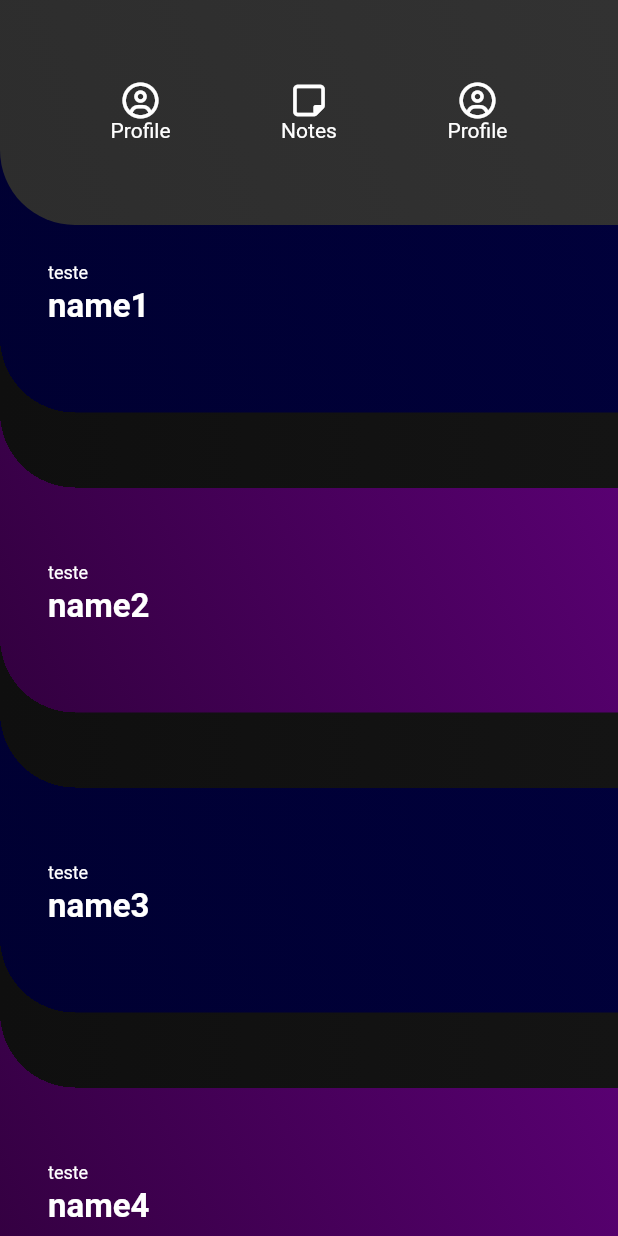
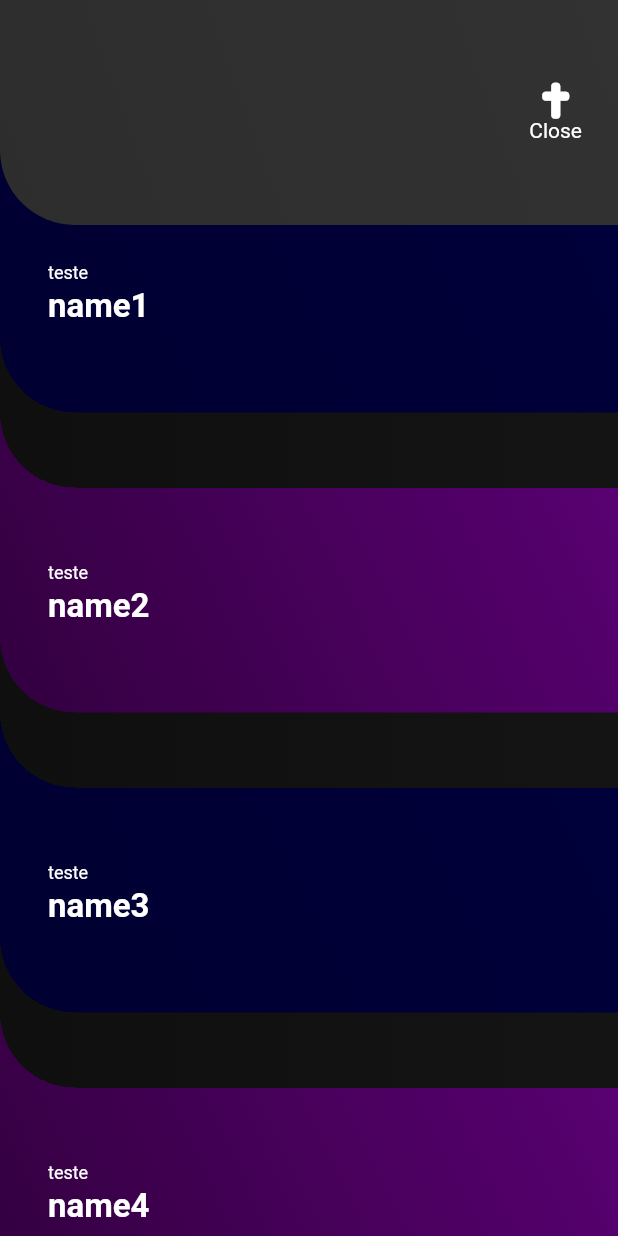
Before and after one commit to lgomes-lgomes/app_bloco_notas, a Flutter app: the screen it shows after launch, on a phone screen of 412 x 824 dp. Run offline on Flutter 3.47's test engine with Material 2 defaults, Android fonts, the light colour scheme and no system bars; our stand-ins replace font_awesome_flutter.

```diff
--- a/lib/components/clips/notes_list_header_clip.dart
+++ b/lib/components/clips/header_component_clip.dart
@@ -1,6 +1,6 @@
 import 'package:flutter/cupertino.dart';
 
-class NotesListHeaderClip extends CustomClipper<Path> {
+class HeaderComponentClip extends CustomClipper<Path> {
   final double offset = 50;
   @override
   Path getClip(Size size) {
--- /dev/null
+++ b/lib/components/custom_header_component_text.dart
@@ -0,0 +1,15 @@
+import 'package:flutter/material.dart';
+
+class CustomHeaderComponentText extends StatelessWidget {
+  const CustomHeaderComponentText({super.key, required this.data});
+
+  final String data;
+
+  @override
+  Widget build(BuildContext context) {
+    return Text(
+      data,
+      style: const TextStyle(color: Colors.white),
+    );
+  }
+}
--- /dev/null
+++ b/lib/components/header_component.dart
@@ -0,0 +1,64 @@
+import 'package:app_bloco_notas/components/clips/header_component_clip.dart';
+import 'package:app_bloco_notas/components/custom_header_component_text.dart';
+import 'package:app_bloco_notas/models/components_config/header_component_config.dart';
+import 'package:flutter/material.dart';
+import 'package:font_awesome_flutter/font_awesome_flutter.dart';
+
+class HeaderComponent extends StatelessWidget {
+  const HeaderComponent(
+      {super.key, required this.config, required this.constraints});
+
+  final HeaderComponentConfig config;
+  final BoxConstraints constraints;
+
+  @override
+  Widget build(BuildContext context) {
+    const double padding = 24;
+
+    return ClipPath(
+      clipper: HeaderComponentClip(),
+      child: Container(
+        padding: const EdgeInsets.only(right: padding),
+        height: config.height ?? 150,
+        decoration: BoxDecoration(
+          gradient: LinearGradient(
+            begin: Alignment.bottomLeft,
+            end: Alignment.topRight,
+            colors: config.colors,
+          ),
+        ),
+        child: Center(
+          child: ListView.builder(
+            reverse: true,
+            scrollDirection: Axis.horizontal,
+            itemCount: config.buttonsConfig.length,
+            itemBuilder: (context, index) {
+              final buttonConfig = config.buttonsConfig[index];
+
+              return Row(
+                children: [
+                  SizedBox(
+                    width: (constraints.maxWidth - padding) /
+                        config.buttonsConfig.length,
+                  ),
+                  Column(
+                    mainAxisAlignment: MainAxisAlignment.center,
+                    children: [
+                      Icon(
+                        buttonConfig.icon,
+                        color: buttonConfig.iconColor,
+                      ),
+                      CustomHeaderComponentText(
+                        data: buttonConfig.buttonText,
+                      ),
+                    ],
+                  ),
+                ],
+              );
+            },
+          ),
+        ),
+      ),
+    );
+  }
+}
--- a/lib/components/notes_list_page_header.dart
+++ /dev/null
@@ -1,78 +0,0 @@
-import 'package:app_bloco_notas/components/clips/notes_list_header_clip.dart';
-import 'package:flutter/material.dart';
-import 'package:font_awesome_flutter/font_awesome_flutter.dart';
-
-class NotesListPageHeader extends StatelessWidget {
-  const NotesListPageHeader({Key? key}) : super(key: key);
-
-  @override
-  Widget build(BuildContext context) {
-    return ClipPath(
-      clipper: NotesListHeaderClip(),
-      child: Container(
-        height: 150,
-        decoration: const BoxDecoration(
-          gradient: LinearGradient(
-            begin: Alignment.bottomLeft,
-            end: Alignment.topRight,
-            colors: [
-              Color.fromARGB(255, 45, 45, 45),
-              Color.fromARGB(255, 50, 50, 50),
-            ],
-          ),
-        ),
-        child: Row(
-          crossAxisAlignment: CrossAxisAlignment.center,
-          mainAxisAlignment: MainAxisAlignment.spaceEvenly,
-          children: [
-            Column(
-              mainAxisAlignment: MainAxisAlignment.center,
-              children: [
-                const Icon(
-                  FontAwesomeIcons.circleUser,
-                  color: Colors.white,
-                ),
-                Text(
-                  'Profile',
-                  style: _getTextStyle(),
-                )
-              ],
-            ),
-            Column(
-              mainAxisAlignment: MainAxisAlignment.center,
-              children: [
-                const Icon(
-                  FontAwesomeIcons.noteSticky,
-                  color: Colors.white,
-                ),
-                Text(
-                  'Notes',
-                  style: _getTextStyle(),
-                )
-              ],
-            ),
-            Column(
-              mainAxisAlignment: MainAxisAlignment.center,
-              children: [
-                const Icon(
-                  FontAwesomeIcons.circleUser,
-                  color: Colors.white,
-                ),
-                Text(
-                  'Profile',
-                  style: _getTextStyle(),
-                )
-              ],
-            ),
-          ],
-        ),
-      ),
-    );
-  }
-
-  TextStyle _getTextStyle() {
-    return TextStyle(
-      color: Colors.white,
-    );
-  }
-}
--- /dev/null
+++ b/lib/models/components_config/header_component_config.dart
@@ -0,0 +1,22 @@
+import 'package:flutter/animation.dart';
+import 'package:flutter/cupertino.dart';
+
+class HeaderComponentConfig {
+  final double? height;
+  final List<Color> colors;
+  final List<HeaderComponentButtonsConfig> buttonsConfig;
+
+  HeaderComponentConfig(this.height, this.colors, this.buttonsConfig);
+}
+
+class HeaderComponentButtonsConfig {
+  final IconData icon;
+  final Color iconColor;
+  final String buttonText;
+
+  HeaderComponentButtonsConfig({
+    required this.icon,
+    required this.iconColor,
+    required this.buttonText,
+  });
+}
--- a/lib/pages/notes_list_page.dart
+++ b/lib/pages/notes_list_page.dart
@@ -2,10 +2,12 @@ import 'dart:math';
 
 import 'package:app_bloco_notas/components/commom/enums/card_linear_gradient_color_enum.dart';
 import 'package:app_bloco_notas/components/note_card_component.dart';
-import 'package:app_bloco_notas/components/clips/notes_list_header_clip.dart';
-import 'package:app_bloco_notas/components/notes_list_page_header.dart';
+import 'package:app_bloco_notas/components/clips/header_component_clip.dart';
+import 'package:app_bloco_notas/components/header_component.dart';
+import 'package:app_bloco_notas/models/components_config/header_component_config.dart';
 import 'package:app_bloco_notas/models/note_model.dart';
 import 'package:flutter/material.dart';
+import 'package:font_awesome_flutter/font_awesome_flutter.dart';
 
 class NotesListPage extends StatefulWidget {
   const NotesListPage({Key? key}) : super(key: key);
@@ -79,8 +81,28 @@ class _NotesListPageState extends State<NotesListPage> {
             child: ListView(children: widgets),
           ),
         ),
-        const Positioned(
-          child: NotesListPageHeader(),
+        Positioned(
+          child: HeaderComponent(
+            constraints: constraints,
+            config: HeaderComponentConfig(
+              150,
+              List.of(
+                [
+                  const Color.fromARGB(255, 45, 45, 45),
+                  const Color.fromARGB(255, 50, 50, 50),
+                ],
+              ),
+              List.of(
+                [
+                  HeaderComponentButtonsConfig(
+                    icon: FontAwesomeIcons.cross,
+                    iconColor: Colors.white,
+                    buttonText: 'Close',
+                  )
+                ],
+              ),
+            ),
+          ),
         ),
       ],
     );
```
Also changed, not shown: lib/pages/notes_detail_page.dart (added, +105 -0 lines).
